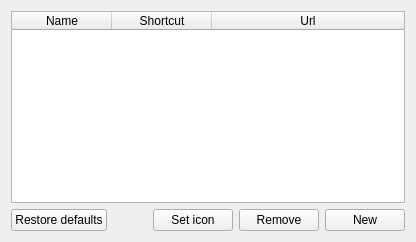
Old version of the form src/services/websearch/websearchwidget.ui in the repository albertlauncher/albert.
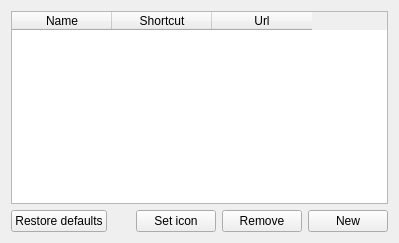
New version of the form.

Commit message: Make websearchlist adjust size on changes

```diff
--- a/src/services/websearch/websearchwidget.ui
+++ b/src/services/websearch/websearchwidget.ui
@@ -2,6 +2,14 @@
 <ui version="4.0">
  <class>WebSearchWidget</class>
  <widget class="QWidget" name="WebSearchWidget">
+  <property name="geometry">
+   <rect>
+    <x>0</x>
+    <y>0</y>
+    <width>399</width>
+    <height>243</height>
+   </rect>
+  </property>
   <layout class="QVBoxLayout" name="verticalLayout">
    <item>
     <layout class="QHBoxLayout" name="horizontalLayout">
@@ -20,7 +28,7 @@
         <enum>Qt::NoPen</enum>
        </property>
        <attribute name="horizontalHeaderStretchLastSection">
-        <bool>true</bool>
+        <bool>false</bool>
        </attribute>
        <attribute name="verticalHeaderVisible">
         <bool>false</bool>
```
The commit also changes 2 other files.
